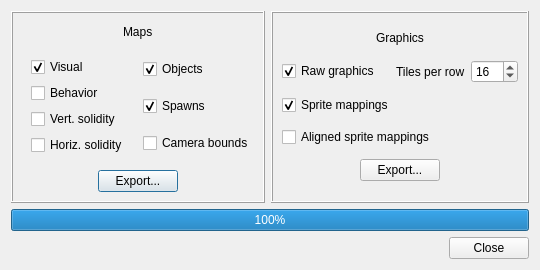
The window that libtales-qt/graphicsexportdialog.ui (suppertails66/tales) describes before a commit, drawn with Qt 5.
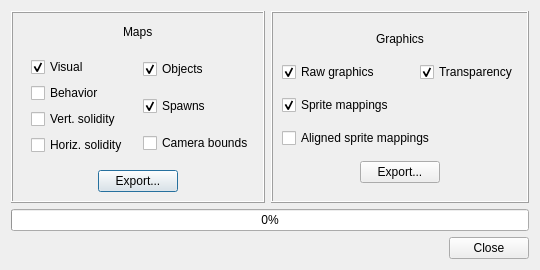
The same window after the commit.

```diff
--- a/libtales-qt/graphicsexportdialog.ui
+++ b/libtales-qt/graphicsexportdialog.ui
@@ -263,22 +263,12 @@
           <item>
            <layout class="QHBoxLayout" name="horizontalLayout_5">
             <item>
-             <widget class="QLabel" name="label_3">
+             <widget class="QCheckBox" name="transparencyBox">
               <property name="text">
-               <string>Tiles per row</string>
+               <string>Transparency</string>
               </property>
-             </widget>
-            </item>
-            <item>
-             <widget class="QSpinBox" name="tilesPerRowBox">
-              <property name="minimum">
-               <number>1</number>
-              </property>
-              <property name="maximum">
-               <number>256</number>
-              </property>
-              <property name="value">
-               <number>16</number>
+              <property name="checked">
+               <bool>true</bool>
               </property>
              </widget>
             </item>
@@ -354,7 +344,7 @@
    <item>
     <widget class="QProgressBar" name="progressBar">
      <property name="value">
-      <number>100</number>
+      <number>0</number>
      </property>
     </widget>
    </item>
```
